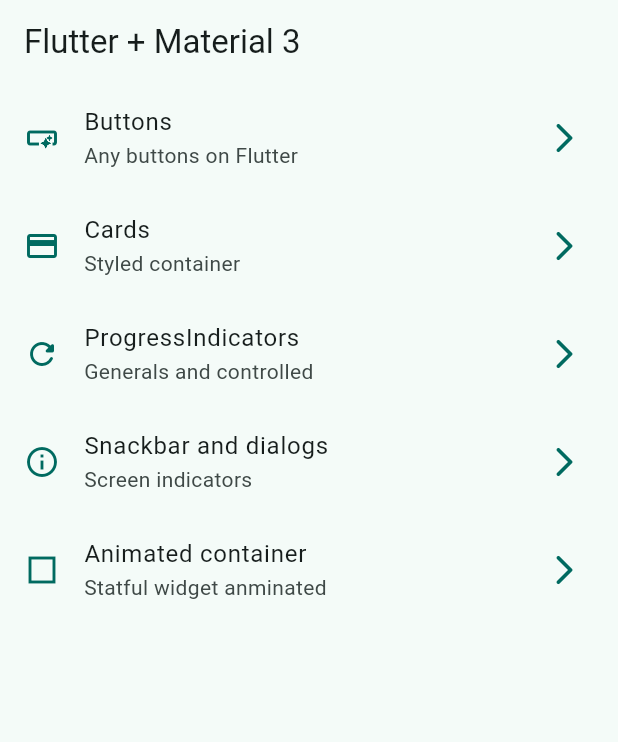
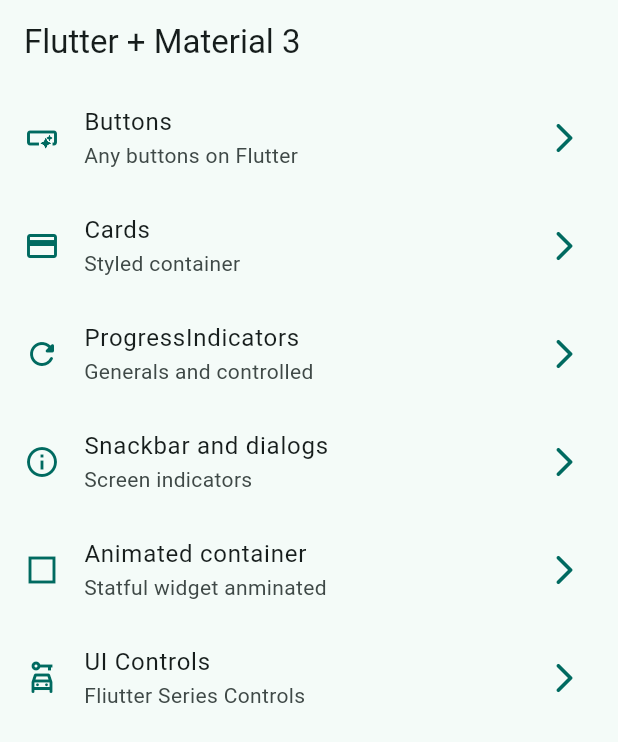
Before and after one commit to EnocDelgado/flutter-widgets-app, a Flutter app: the screen it shows after launch, on a phone screen of 412 x 824 dp. Shown: the top 742 px of the screen. Run offline on Flutter 3.47's test engine with Material 2 defaults, Android fonts, the phone set to English and light mode, and no system bars; our stand-ins replace go_router.

Commit message:
ui controls finished

```diff
--- a/lib/config/menu/menu_items.dart
+++ b/lib/config/menu/menu_items.dart
@@ -31,24 +31,31 @@ const appMenuItems = <MenuItem>[
     icon: Icons.credit_card
   ),
 
-   MenuItem(
+  MenuItem(
     title: 'ProgressIndicators',
     subTitle: 'Generals and controlled',
     link:'/progress',
     icon: Icons.refresh_rounded
   ),
 
-   MenuItem(
+  MenuItem(
     title: 'Snackbar and dialogs',
     subTitle: 'Screen indicators',
     link:'/snackbar',
     icon: Icons.info_outline
   ),
 
-   MenuItem(
+  MenuItem(
     title: 'Animated container',
     subTitle: 'Statful widget anminated',
     link:'/animated',
     icon: Icons.check_box_outline_blank_sharp
   ),
+
+   MenuItem(
+    title: 'UI Controls',
+    subTitle: 'Fliutter Series Controls',
+    link:'/ui-constrols',
+    icon: Icons.car_rental_outlined
+  ),
 ];
--- a/lib/config/router/app_router.dart
+++ b/lib/config/router/app_router.dart
@@ -30,10 +30,22 @@ final appRouter = GoRouter(
       builder:  ( context, state ) => const ProgressScreen()
     ),
 
-     GoRoute(
+    GoRoute(
       path: '/animated',
       name: AnimatedScreen.name,
       builder:  ( context, state ) => const AnimatedScreen()
     ),
+
+     GoRoute(
+      path: '/ui-constrols',
+      name: UiControlsScreen.name,
+      builder:  ( context, state ) => const UiControlsScreen()
+    ),
+
+     GoRoute(
+      path: '/animated',
+      name: AppTutorialScreen.name,
+      builder:  ( context, state ) => const AppTutorialScreen()
+    ),
   ]
 );
```
Also changed, not shown: lib/presentation/screens/ui_controls/ui_controls_screen.dart (+116 -1 lines).
